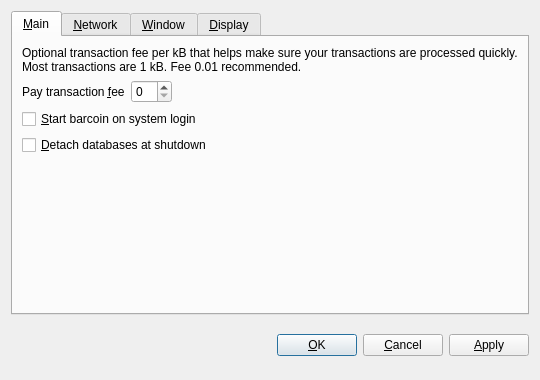
Boldcoin/Boldcoin, file src/qt/forms/optionsdialog.ui: the form before one commit.
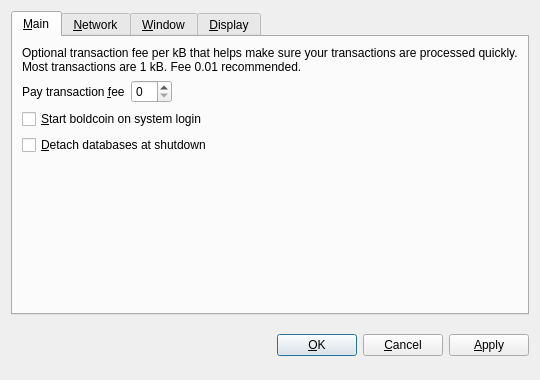
The form after the commit. The open tabs and pages were chosen to show the change. Custom widgets are drawn as their Qt base class.

What changed in the file:
```diff
--- a/src/qt/forms/optionsdialog.ui
+++ b/src/qt/forms/optionsdialog.ui
@@ -82,7 +82,7 @@
           <string>Automatically start barcoin after logging in to the system.</string>
          </property>
          <property name="text">
-          <string>&amp;Start barcoin on system login</string>
+          <string>&amp;Start boldcoin on system login</string>
          </property>
         </widget>
        </item>
```
Left out of the diff: 10 changed lines with no effect on the pictures.
